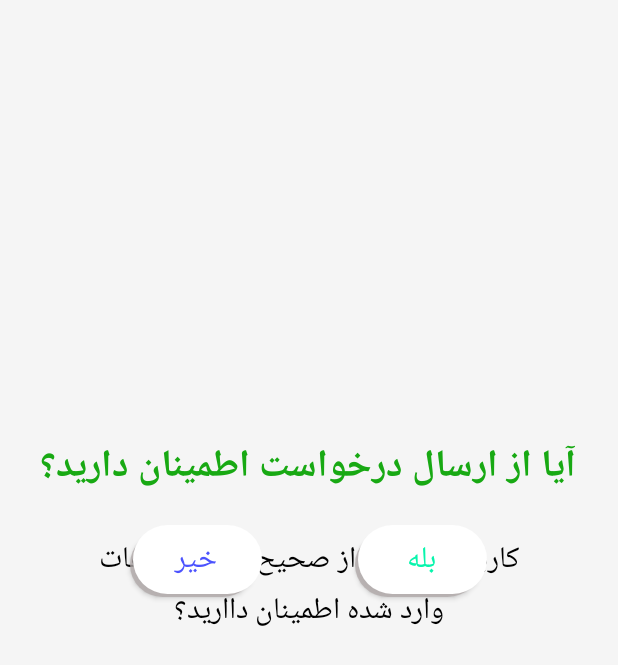
After one commit to gelophoneTeam/DarokhanehApp, an Android app: the layout alert_box.xml on its own in the app's theme, with its tools: preview values and no code run, on a phone screen of 412 x 824 dp. The commit adds this screen. Shown: the top 665 px of the screen. Run offline under Robolectric (Android 15) with nearby library versions, the phone set to English and light mode, and no system bars.

Commit message:
Add AlertBox in MainActivity

```diff
--- a/app/src/main/java/com/example/malizen/darokhanehapp/MainActivity.java
+++ b/app/src/main/java/com/example/malizen/darokhanehapp/MainActivity.java
@@ -1,13 +1,57 @@
 package com.example.malizen.darokhanehapp;
 
+import android.app.Dialog;
 import android.support.v7.app.AppCompatActivity;
 import android.os.Bundle;
+import android.view.View;
+import android.widget.Button;
+import android.widget.Toast;
 
 public class MainActivity extends AppCompatActivity {
+
+    Button button;
 
     @Override
     protected void onCreate(Bundle savedInstanceState) {
         super.onCreate(savedInstanceState);
         setContentView(R.layout.activity_main);
+
+        button = (Button) findViewById(R.id.btn);
+        button.setOnClickListener(new View.OnClickListener() {
+            @Override
+            public void onClick(View view) {
+
+                final Dialog dialog = new Dialog(MainActivity.this);
+
+                dialog.setContentView(R.layout.alert_box);
+                dialog.getWindow().setLayout(1000, 1300);
+                dialog.setTitle("Custom Dialog");
+
+
+                Button dismissButton = (Button) dialog.findViewById(R.id.abb);
+                dismissButton.setOnClickListener(new View.OnClickListener() {
+                    @Override
+                    public void onClick(View v) {
+                        Toast.makeText(getApplicationContext(), "درخواست شما ارسال شد.", Toast.LENGTH_SHORT).show();
+
+                        dialog.dismiss();
+
+                    }
+                });
+
+                Button dismissButton1 = (Button) dialog.findViewById(R.id.abn);
+                dismissButton1.setOnClickListener(new View.OnClickListener() {
+                    @Override
+                    public void onClick(View v) {
+                        Toast.makeText(getApplicationContext(), "شما درخواستی ثبت نکردید.", Toast.LENGTH_SHORT).show();
+
+
+                        dialog.dismiss();
+                    }
+                });
+
+                dialog.show();
+            }
+        });
     }
 }
--- /dev/null
+++ b/app/src/main/res/drawable/buw.xml
@@ -0,0 +1,21 @@
+<?xml version="1.0" encoding="utf-8"?>
+<selector xmlns:android="http://schemas.android.com/apk/res/android">
+    <item>
+        <layer-list>
+            <item android:right="5dp" android:top="5dp">
+                <shape>
+                    <corners android:radius="300dp" />
+                    <solid android:color="#c7b1aaaa" />
+                </shape>
+            </item>
+            <item android:bottom="2dp" android:left="2dp">
+                <shape android:shape="rectangle" >
+                    <solid android:color="#ffffff"/>
+                    <corners android:radius="60dp"/>
+                    <size android:width="50dp" android:height="20dp"/>
+                </shape>
+            </item>
+        </layer-list>
+    </item>
+
+</selector>
--- a/app/src/main/res/layout/activity_main.xml
+++ b/app/src/main/res/layout/activity_main.xml
@@ -6,10 +6,10 @@
     android:layout_height="match_parent"
     tools:context=".MainActivity">
 
-    <TextView
+    <Button
+        android:id="@+id/btn"
         android:layout_width="wrap_content"
         android:layout_height="wrap_content"
-        android:text="Hello World!"
         app:layout_constraintBottom_toBottomOf="parent"
         app:layout_constraintLeft_toLeftOf="parent"
         app:layout_constraintRight_toRightOf="parent"
--- /dev/null
+++ b/app/src/main/res/layout/alert_box.xml
@@ -0,0 +1,61 @@
+<?xml version="1.0" encoding="utf-8"?>
+<android.support.design.widget.CoordinatorLayout xmlns:android="http://schemas.android.com/apk/res/android"
+    xmlns:app="http://schemas.android.com/apk/res-auto"
+    xmlns:tools="http://schemas.android.com/tools"
+    android:background="#f5f5f5"
+    android:layout_width="match_parent"
+    android:layout_height="match_parent">
+
+    <TextView
+        android:id="@+id/alertTitle"
+        android:layout_width="371dp"
+        android:layout_height="74dp"
+        android:text="آیا از ارسال درخواست اطمینان دارید؟"
+        android:textAlignment="center"
+        android:textColor="#18a913"
+        android:layout_gravity="center"
+        android:layout_marginBottom="170dp"
+        android:textSize="25dp"
+        android:textStyle="bold" />
+
+
+    <TextView
+        android:id="@+id/AlertMassage"
+        android:layout_width="300dp"
+        android:layout_height="280dp"
+        android:text="کاربر گرامی آیا از صحیح بودن اطلاعات وارد شده اطمینان داارید؟"
+        android:textAlignment="center"
+        android:textColor="#000"
+        android:textDirection="inherit"
+        android:layout_gravity="center"
+        android:layout_marginTop="170dp"
+        android:textSize="20sp" />
+
+    <Button
+        android:id="@+id/abb"
+        android:layout_width="wrap_content"
+        android:layout_height="wrap_content"
+        android:background="@drawable/buw"
+        android:text="بله"
+        android:textColor="#06f5ac"
+        android:textSize="20dp"
+        android:layout_marginTop="350dp"
+        android:layout_marginLeft="150dp"
+        android:layout_gravity="center_horizontal"/>
+
+    <Button
+        android:id="@+id/abn"
+        android:layout_width="wrap_content"
+        android:layout_height="wrap_content"
+        android:background="@drawable/buw"
+        android:text="خیر"
+        android:textColor="#4c53fe"
+        android:textSize="20dp"
+        android:layout_marginTop="350dp"
+        android:layout_marginRight="150dp"
+        android:layout_gravity="center_horizontal"/>
+
+
+
+
+</android.support.design.widget.CoordinatorLayout>
```
